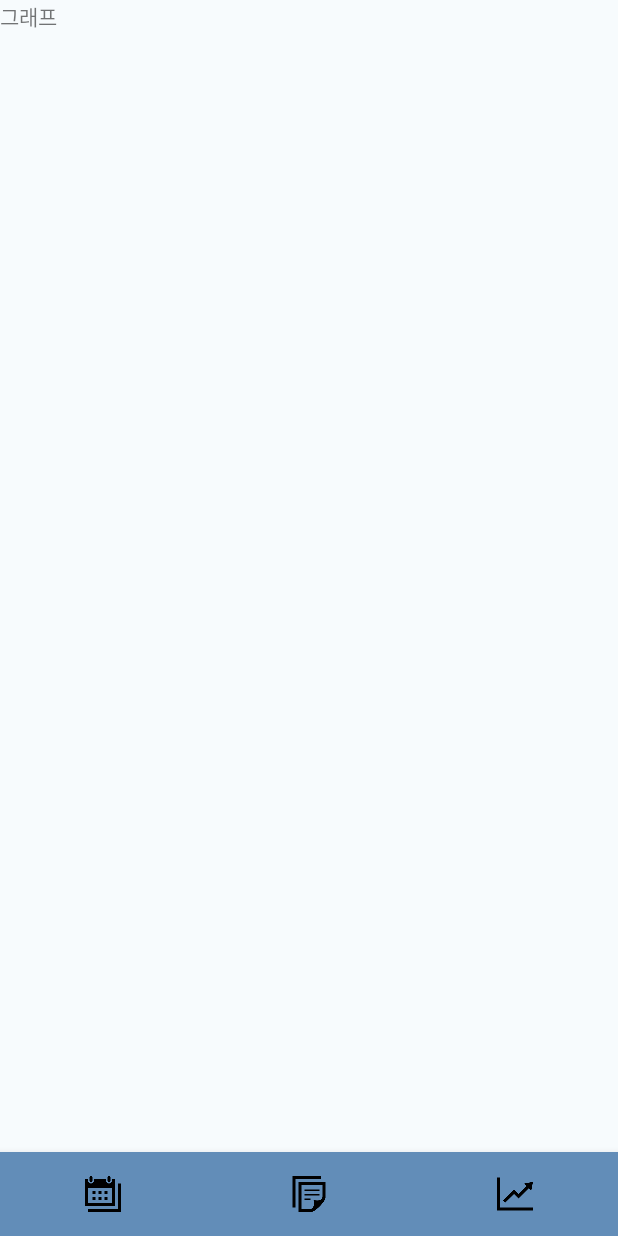
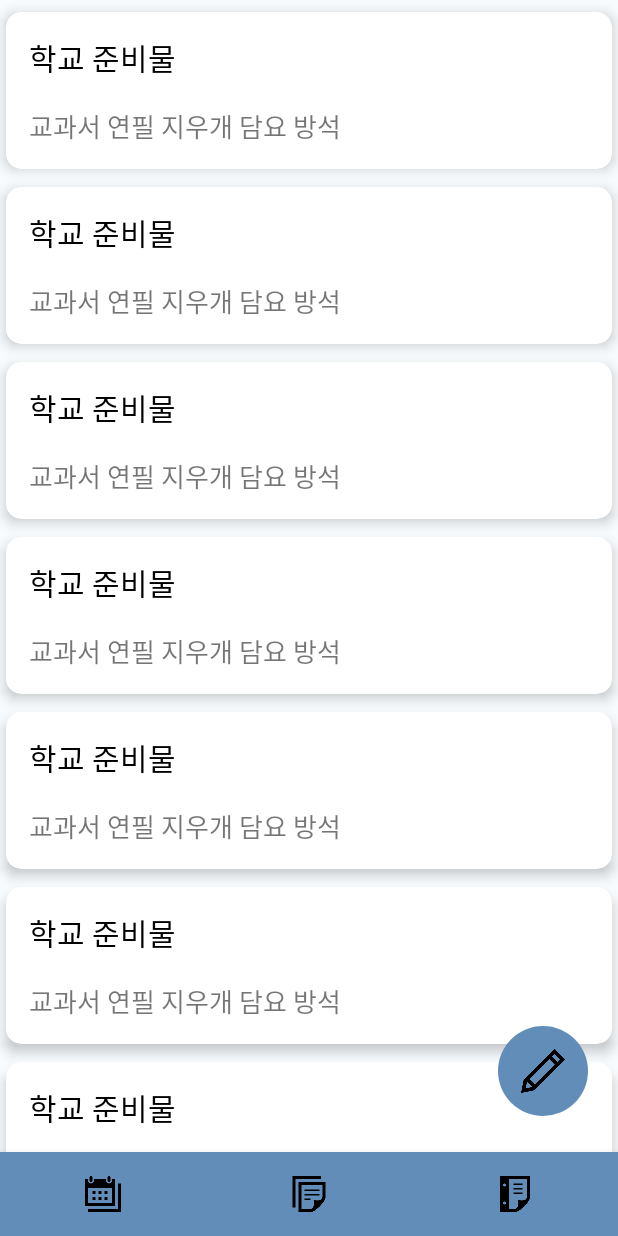
Before and after one commit to alsswl/YouAreMyHero, an Android app: the screen it shows after launch (MainActivity), item 3 of the bottom bar chosen, on a phone screen of 412 x 824 dp. Run offline under Robolectric (Android 15) with nearby library versions, the phone set to English and light mode, and no system bars.

Commit message:
feat : 메모 클래스 생성 및 메모 화면 구성

```diff
--- a/app/src/main/AndroidManifest.xml
+++ b/app/src/main/AndroidManifest.xml
@@ -24,7 +24,7 @@
             android:windowSoftInputMode="adjustPan"/>
         <activity android:name=".fragment_calender" />
         <activity android:name=".fragment_diary" />
-        <activity android:name="fragment_graph" />
+        <activity android:name=".fragment_memo" />
 
     </application>
 
--- a/app/src/main/java/com/example/youaremyhero/MainActivity.java
+++ b/app/src/main/java/com/example/youaremyhero/MainActivity.java
@@ -2,7 +2,6 @@ package com.example.youaremyhero;
 
 import androidx.annotation.NonNull;
 import androidx.appcompat.app.AppCompatActivity;
-import androidx.fragment.app.Fragment;
 
 import android.os.Bundle;
 import android.view.MenuItem;
@@ -15,7 +14,7 @@ public class MainActivity extends AppCompatActivity implements onTabItemSelected
     Toolbar toolbar;
 
     fragment_diary fragmentDiary;
-    fragment_graph fragmentGraph;
+    fragment_memo fragmentMemo;
     fragment_calender fragmentCalender;
 
     fragment_diary_add fragmentDiaryAdd;
@@ -27,7 +26,7 @@ public class MainActivity extends AppCompatActivity implements onTabItemSelected
         setContentView(R.layout.activity_main);
 
         fragmentCalender = new fragment_calender();
-        fragmentGraph = new fragment_graph();
+        fragmentMemo = new fragment_memo();
         fragmentDiary = new fragment_diary();
         fragmentDiaryAdd = new fragment_diary_add();
 
@@ -46,7 +45,7 @@ public class MainActivity extends AppCompatActivity implements onTabItemSelected
                                 getSupportFragmentManager().beginTransaction().replace(R.id.container,fragmentDiary).commit();
                                 return true;
                             case R.id.tab3:
-                                getSupportFragmentManager().beginTransaction().replace(R.id.container,fragmentGraph).commit();
+                                getSupportFragmentManager().beginTransaction().replace(R.id.container,fragmentMemo).commit();
                                 return true;
 
                         }
--- a/app/src/main/java/com/example/youaremyhero/fragment_graph.java
+++ /dev/null
@@ -1,21 +0,0 @@
-package com.example.youaremyhero;
-
-import android.os.Bundle;
-import android.view.LayoutInflater;
-import android.view.View;
-import android.view.ViewGroup;
-
-import androidx.annotation.NonNull;
-import androidx.annotation.Nullable;
-import androidx.appcompat.app.AppCompatActivity;
-
-
-import androidx.fragment.app.Fragment;
-
-public class fragment_graph extends Fragment {
-    @Nullable
-    @Override
-    public View onCreateView(@NonNull LayoutInflater inflater, @Nullable ViewGroup container, @Nullable Bundle savedInstanceState) {
-        return inflater.inflate(R.layout.fragment_graph,container,false);
-    }
-}
--- /dev/null
+++ b/app/src/main/java/com/example/youaremyhero/fragment_memo.java
@@ -0,0 +1,92 @@
+package com.example.youaremyhero;
+
+import android.content.Context;
+import android.os.Bundle;
+import android.view.LayoutInflater;
+import android.view.View;
+import android.view.ViewGroup;
+import android.widget.ImageButton;
+import android.widget.Toast;
+
+import androidx.annotation.NonNull;
+import androidx.annotation.Nullable;
+
+
+import androidx.fragment.app.Fragment;
+import androidx.recyclerview.widget.LinearLayoutManager;
+import androidx.recyclerview.widget.RecyclerView;
+
+public class fragment_memo extends Fragment {
+    RecyclerView recyclerView;
+    memoAdapter adapter;
+
+    Context context;
+    onTabItemSelectedListener listener;
+
+    public void onAttach(Context context){
+        super.onAttach(context);
+
+        this.context = context;
+
+        if(context instanceof onTabItemSelectedListener){
+            listener = (onTabItemSelectedListener) context;
+        }
+    }
+
+    @Override public void onDetach(){
+        super.onDetach();
+
+        if(context != null){
+            context = null;
+            listener = null;
+        }
+    }
+
+    @Nullable
+    @Override
+    public View onCreateView(@NonNull LayoutInflater inflater, @Nullable ViewGroup container, @Nullable Bundle savedInstanceState) {
+
+        ViewGroup rootView = (ViewGroup) inflater.inflate(R.layout.fragment_memo,container,false);
+
+        initUI(rootView);
+        return rootView;
+    }
+
+    private void initUI(ViewGroup rootView){
+
+        ImageButton add = rootView.findViewById(R.id.add);
+        add.setOnClickListener(view -> {
+            if(listener != null){
+                listener.onTabSelected(4);
+            }
+        });
+
+        recyclerView = rootView.findViewById(R.id.recyclerView);
+
+        LinearLayoutManager layoutManager = new LinearLayoutManager(getContext());
+        recyclerView.setLayoutManager(layoutManager);
+
+        adapter = new memoAdapter();
+
+        adapter.addItem(new memo(0,"학교 준비물","교과서 연필 지우개 담요 방석"));
+        adapter.addItem(new memo(1,"학교 준비물","교과서 연필 지우개 담요 방석"));
+        adapter.addItem(new memo(2,"학교 준비물","교과서 연필 지우개 담요 방석"));
+        adapter.addItem(new memo(3,"학교 준비물","교과서 연필 지우개 담요 방석"));
+        adapter.addItem(new memo(4,"학교 준비물","교과서 연필 지우개 담요 방석"));
+        adapter.addItem(new memo(5,"학교 준비물","교과서 연필 지우개 담요 방석"));
+        adapter.addItem(new memo(6,"학교 준비물","교과서 연필 지우개 담요 방석"));
+
+
+
+        recyclerView.setAdapter(adapter);
+
+        adapter.setOnItemClickListener(new onMemoItemClickListener() {
+            @Override
+            public void onItemClick(memoAdapter.ViewHolder holder, View view, int position) {
+                memo item = adapter.getItem(position);
+                Toast.makeText(getContext(),"아이템선택됨:" + item.getTheme(),Toast.LENGTH_LONG).show();
+            }
+
+        });
+    }
+}
--- /dev/null
+++ b/app/src/main/java/com/example/youaremyhero/memo.java
@@ -0,0 +1,39 @@
+package com.example.youaremyhero;
+
+public class memo {
+
+    String theme;
+    String memoContent;
+    int id;
+
+
+    public memo(int id,  String theme, String memoContent){
+        this.id = id;
+        this.theme = theme;
+        this.memoContent = memoContent;
+    }
+
+    public String getTheme() {
+        return theme;
+    }
+
+    public void setTheme(String theme) {
+        this.theme = theme;
+    }
+
+    public String getMemoContent() {
+        return memoContent;
+    }
+
+    public void setMemoContent(String memoContent) {
+        this.memoContent = memoContent;
+    }
+
+    public int getId() {
+        return id;
+    }
+
+    public void setId(int id) {
+        this.id = id;
+    }
+}
--- /dev/null
+++ b/app/src/main/java/com/example/youaremyhero/memoAdapter.java
@@ -0,0 +1,112 @@
+package com.example.youaremyhero;
+
+import android.view.LayoutInflater;
+import android.view.View;
+import android.view.ViewGroup;
+import android.widget.ImageView;
+import android.widget.LinearLayout;
+import android.widget.TextView;
+
+import androidx.annotation.NonNull;
+import androidx.recyclerview.widget.RecyclerView;
+
+import java.util.ArrayList;
+
+public class memoAdapter extends RecyclerView.Adapter<memoAdapter.ViewHolder>
+                          implements onMemoItemClickListener {
+
+    ArrayList<memo> memoitems = new ArrayList<memo>();
+
+    onMemoItemClickListener listener;
+
+    int layoutType = 0;
+
+    @NonNull
+    @Override
+    public ViewHolder onCreateViewHolder(@NonNull ViewGroup viewGroup, int viewType) {
+        LayoutInflater inflater = LayoutInflater.from(viewGroup.getContext());
+        View itemView = inflater.inflate(R.layout.memo_item, viewGroup, false);
+        return new ViewHolder(itemView, this);
+    }
+
+    @Override
+    public void onBindViewHolder(@NonNull ViewHolder viewHolder, int position) {
+        memo item = memoitems.get(position);
+        viewHolder.setItem(item);
+
+    }
+
+    @Override
+    public int getItemCount() {
+        return memoitems.size();
+    }
+
+    public void addItem(memo item) {
+        memoitems.add(item);
+    }
+
+    public void setItems(ArrayList<memo> items) {
+        this.memoitems = items;
+    }
+
+    public memo getItem(int position) {
+        return memoitems.get(position);
+    }
+
+    public void setOnItemClickListener(onMemoItemClickListener listener) {
+        this.listener = listener;
+    }
+
+
+    @Override
+    public void onItemClick(ViewHolder holder, View view, int position) {
+        if (listener != null) {
+            listener.onItemClick(holder, view, position);
+        }
+
+    }
+
+    public void switchLayout(int position) {
+        layoutType = position;
+    }
+
+
+    static class ViewHolder extends RecyclerView.ViewHolder {
+        LinearLayout layout1;
+        TextView theme;
+        TextView memoContent;
+
+
+        public ViewHolder(@NonNull View itemView, final onMemoItemClickListener listener) {
+            super(itemView);
+
+            layout1 = itemView.findViewById(R.id.layout1);
+
+            theme = itemView.findViewById(R.id.theme);
+            memoContent = itemView.findViewById(R.id.memoContent);
+
+            itemView.setOnClickListener(new View.OnClickListener() {
+
+                @Override
+                public void onClick(View view) {
+                    int position = getAdapterPosition();
+
+                    if (listener != null) {
+                        listener.onItemClick(ViewHolder.this, view, position);
+                    }
+                }
+            });
+
+        }
+
+        public void setItem(memo item) {
+
+            theme.setText(item.getTheme());
+            memoContent.setText(item.getMemoContent());
+
+        }
+
+
+
+    }
+}
--- /dev/null
+++ b/app/src/main/java/com/example/youaremyhero/onMemoItemClickListener.java
@@ -0,0 +1,7 @@
+package com.example.youaremyhero;
+
+import android.view.View;
+
+public interface onMemoItemClickListener {
+    public void onItemClick(memoAdapter.ViewHolder holder, View view, int position);
+}
--- a/app/src/main/res/layout/fragment_graph.xml
+++ /dev/null
@@ -1,15 +0,0 @@
-<?xml version="1.0" encoding="utf-8"?>
-<androidx.constraintlayout.widget.ConstraintLayout xmlns:android="http://schemas.android.com/apk/res/android"
-    xmlns:tools="http://schemas.android.com/tools"
-    android:layout_width="match_parent"
-    android:layout_height="match_parent">
-
-    <TextView
-        android:id="@+id/textView2"
-        android:layout_width="wrap_content"
-        android:layout_height="wrap_content"
-        android:text="그래프"
-        tools:layout_editor_absoluteX="73dp"
-        tools:layout_editor_absoluteY="74dp"
-        tools:ignore="MissingConstraints" />
-</androidx.constraintlayout.widget.ConstraintLayout>
--- /dev/null
+++ b/app/src/main/res/layout/fragment_memo.xml
@@ -0,0 +1,34 @@
+<?xml version="1.0" encoding="utf-8"?>
+<RelativeLayout xmlns:android="http://schemas.android.com/apk/res/android"
+    xmlns:tools="http://schemas.android.com/tools"
+    android:layout_width="match_parent"
+    android:layout_height="match_parent"
+    xmlns:app="http://schemas.android.com/apk/res-auto"
+    android:orientation="vertical">
+
+
+    <androidx.recyclerview.widget.RecyclerView
+        android:id="@+id/recyclerView"
+        android:layout_width="match_parent"
+        android:layout_height="match_parent"
+        android:layout_marginBottom="54dp" />
+
+    <ImageButton
+        android:background="@drawable/round_button"
+        android:id="@+id/add"
+
+        android:padding = "15dp"
+        android:layout_width="60dp"
+        android:layout_height="60dp"
+        android:layout_alignParentRight="true"
+        android:layout_alignParentBottom="true"
+        android:layout_marginStart="20dp"
+        android:layout_marginTop="20dp"
+        android:layout_marginEnd="20dp"
+        android:layout_marginBottom="80dp"
+        android:backgroundTint="@color/bottomBar"
+        android:src="@drawable/pencil"
+        android:scaleType="fitCenter"/>
+
+
+</RelativeLayout>
--- /dev/null
+++ b/app/src/main/res/layout/memo_item.xml
@@ -0,0 +1,68 @@
+<?xml version="1.0" encoding="utf-8"?>
+<androidx.cardview.widget.CardView xmlns:android="http://schemas.android.com/apk/res/android"
+    android:layout_width="match_parent"
+    android:layout_height="wrap_content"
+    xmlns:app="http://schemas.android.com/apk/res-auto"
+    android:layout_marginTop="8dp"
+    android:layout_marginLeft="4dp"
+    android:layout_marginRight="4dp"
+    android:layout_marginBottom="4dp"
+    app:cardBackgroundColor="#FFFFFFFF"
+    app:cardCornerRadius="10dp"
+    app:cardElevation="5dp">
+
+
+    <LinearLayout
+        android:id="@+id/layout1"
+        android:layout_width="match_parent"
+        android:layout_height="match_parent"
+        android:orientation="horizontal"
+        android:visibility="visible"
+        >
+
+
+        <LinearLayout
+            android:layout_width="match_parent"
+            android:layout_height="match_parent"
+            android:layout_weight="1"
+            android:orientation="vertical"
+            android:layout_marginLeft="15dp">
+
+            <TextView
+                android:id="@+id/theme"
+                android:layout_width="match_parent"
+                android:layout_height="wrap_content"
+                android:text="제목"
+                android:layout_marginTop="15dp"
+                android:textSize="20sp"
+                android:fontFamily="@font/mainfont2"
+                android:textColor="@color/black"
+                android:maxLines="1"
+                android:ellipsize="end"
+                android:layout_marginBottom="10dp"
+                />
+
+            <RelativeLayout
+                android:layout_width="match_parent"
+                android:layout_height="wrap_content"
+                android:layout_marginTop="7dp">
+
+                <TextView
+                    android:id="@+id/memoContent"
+                    android:layout_width="wrap_content"
+                    android:layout_height="wrap_content"
+                    android:text="내용"
+                    android:textSize="17sp"
+                    android:layout_marginBottom="15dp"
+                    android:fontFamily="@font/mainfont2"
+                    android:maxLines="1"
+                    android:ellipsize="end"/>
+
+
+            </RelativeLayout>
+        </LinearLayout>
+
+
+    </LinearLayout>
+
+</androidx.cardview.widget.CardView>
--- a/app/src/main/res/menu/menu_bottom.xml
+++ b/app/src/main/res/menu/menu_bottom.xml
@@ -21,6 +21,6 @@
         android:id = "@+id/tab3"
         android:title="통계"
         app:showAsAction="ifRoom"
-        android:icon = "@drawable/graph"
+        android:icon = "@drawable/memo"
         />
 </menu>
```
Also changed, not shown: app/src/main/res/drawable/graph.png (deleted), app/src/main/res/drawable/memo.png (added), app/src/main/res/drawable/pencil.png (added).
